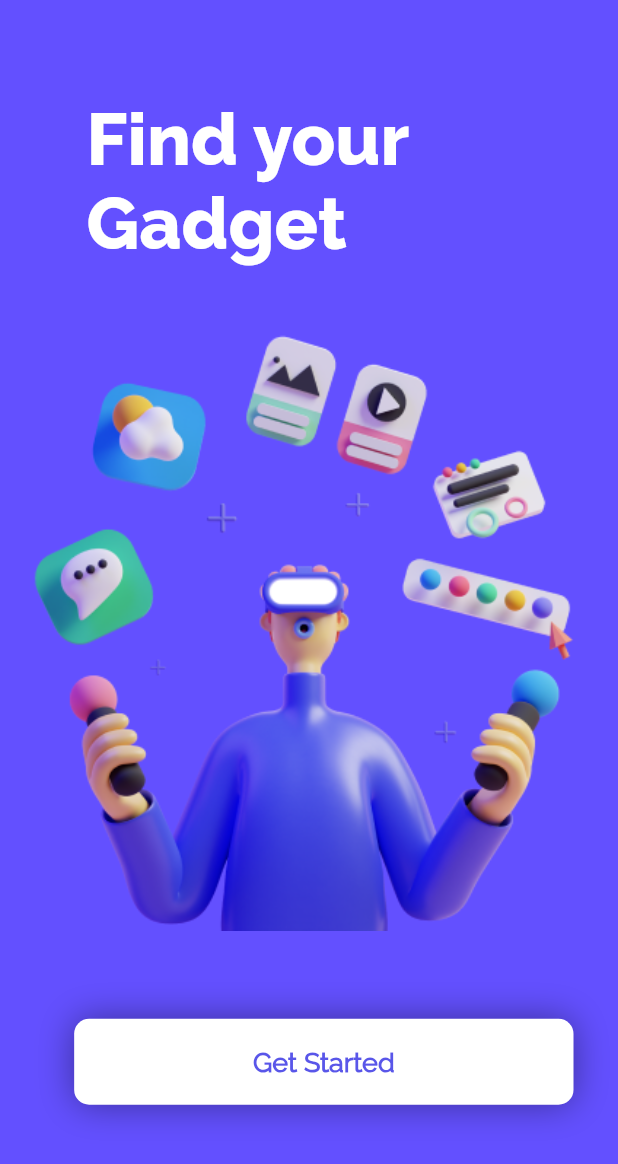
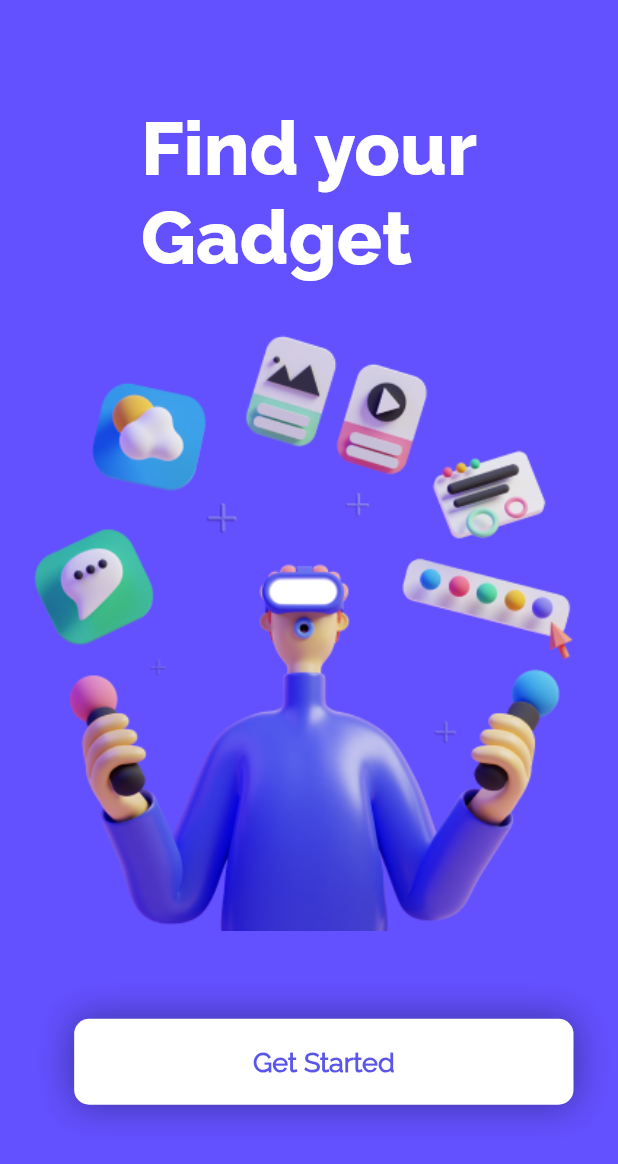
Before and after one commit to ahmedmemon99/taskfigma, a Flutter app: the screen it shows after launch, on a phone screen of 412 x 824 dp. Shown: the top 1164 px of the screen. Run offline on Flutter 3.47's test engine with Material 2 defaults, Android fonts, the phone set to English and light mode, and no system bars; our stand-ins replace auto_size_text, flutter_bloc, flutter_svg, flutter_zoom_drawer.

Commit message:
change bool

```diff
--- a/lib/Bloc/bloc_events.dart
+++ b/lib/Bloc/bloc_events.dart
@@ -1,3 +1,6 @@
+import 'package:flutter_zoom_drawer/flutter_zoom_drawer.dart';
+
+
 abstract class ProductEvents{
 
 }
--- a/lib/Screens/Auth screen/componets/auth_form.dart
+++ b/lib/Screens/Auth screen/componets/auth_form.dart
@@ -7,7 +7,6 @@ import 'package:taskappfigma/AppData/app_images.dart';
 import 'package:taskappfigma/Bloc/bloc_events.dart';
 import 'package:taskappfigma/Screens/Home%20Screen/home_screen.dart';
 import 'package:taskappfigma/common%20widget/custom_button.dart';
-
 import '../../../Bloc/bloc.dart';
 
 class AuthForm extends StatelessWidget {
@@ -16,7 +15,6 @@ class AuthForm extends StatelessWidget {
   @override
   Widget build(BuildContext context) {
     return Container(
-      height: double.infinity,
       padding: EdgeInsets.only(
               left: MediaQuery.of(context).size.width * 0.12,
               right: MediaQuery.of(context).size.width * 0.12,
@@ -30,14 +28,12 @@ class AuthForm extends StatelessWidget {
         width: double.infinity,
         child: Column(
           crossAxisAlignment: CrossAxisAlignment.start,
-          //mainAxisAlignment: MainAxisAlignment.spaceAround,
           children:  [
              const Text('Login',
               style: TextStyle(
                         fontFamily: AppFonts.raleWayBold,
                         fontSize: 18),),
             const SizedBox(height: 20,),
-
             TextFormField(
               decoration:  InputDecoration(
                 label: Row(
--- a/lib/Screens/Auth screen/componets/auth_header.dart
+++ b/lib/Screens/Auth screen/componets/auth_header.dart
@@ -5,11 +5,8 @@ import 'package:taskappfigma/AppData/app_fonts.dart';
 class AuthHeader extends StatelessWidget {
   const AuthHeader({Key? key,}) : super(key: key);
 
-
-
   @override
   Widget build(BuildContext context) {
-
     final deviceSize = MediaQuery.of(context).size;
     return Stack(
       alignment: Alignment.topRight,
--- a/lib/Screens/Home Screen/componets/header.dart
+++ b/lib/Screens/Home Screen/componets/header.dart
@@ -6,7 +6,6 @@ import 'package:taskappfigma/AppData/app_images.dart';
 
 class HomeHeader extends StatelessWidget {
   const HomeHeader({Key? key,required this.onPressed}) : super(key: key);
-
 
   final VoidCallback onPressed;
 
--- a/lib/Screens/Splash Screen/splash_screen.dart
+++ b/lib/Screens/Splash Screen/splash_screen.dart
@@ -25,28 +25,16 @@ class SplashScreen extends StatelessWidget {
                height: deviceHeight * 0.1540,
                margin:  EdgeInsets.only(top: deviceHeight * 0.0792,left: deviceWidth * 0.14,right: deviceWidth * 0.14,bottom: deviceHeight * 0.0325),
                width: double.infinity,
-               child: Column(
-                 crossAxisAlignment: CrossAxisAlignment.start,
-                 children: [
-                   Text(
-                        'Find your',
-                              textScaleFactor: textScale,
-                              style: const TextStyle(
-                              fontSize: 48 ,
-                              color: AppColors.splashTextColor,
-                              fontFamily: AppFonts.raleWayExtraBold
-                        )),
-                   Text(
-                       'Gadget',
-                       textScaleFactor: textScale,
-                       style: const TextStyle(
-                           fontSize: 48 ,
-                           color: AppColors.splashTextColor,
-                           fontFamily: AppFonts.raleWayExtraBold
-                       )),
-                 ],
+               child: Center(
+                 child: Text(
+                      'Find your\nGadget',
+                            textScaleFactor: textScale,
+                            style: const TextStyle(
+                            fontSize: 50 ,
+                            color: AppColors.splashTextColor,
+                            fontFamily: AppFonts.raleWayExtraBold
+                      )),
                ),
-
               ),
             SizedBox(
                 height: deviceHeight * 0.4872,
@@ -80,44 +68,3 @@ class SplashScreen extends StatelessWidget {
     );
   }
 }
-// Padding(
-// padding: EdgeInsets.only(top: MediaQuery.of(context).size.height * 0.0792,left:MediaQuery.of(context).size.height * 0.09),
-// child:
-// const Text(
-// 'Find your Gadget',
-// style: TextStyle(
-// color: AppColors.splashTextColor,
-// fontSize: 60,
-// fontFamily: AppFonts.raleWayExtraBold
-// )),
-// ),
-// const SizedBox(height: 15,),
-// Image.asset(AppImages.splashImg,height: MediaQuery.of(context).size.height * 0.48,),
-// SizedBox(height: MediaQuery.of(context).size.height * 0.0614),
-// InkWell(
-// onTap: (){
-//
-// Navigator.of(context).pushReplacementNamed('/authScreen');
-//
-// },
-// child: Container(
-// alignment: Alignment.center,
-// width: MediaQuery.of(context).size.width * 0.75 ,
-// height: MediaQuery.of(context).size.height * 0.075,
-// decoration:  BoxDecoration(
-// boxShadow: [
-// BoxShadow(color: Colors.black.withOpacity(0.4),blurRadius: 20)
-// ],
-// color: AppColors.splashTextColor,
-// borderRadius: const BorderRadius.all(Radius.circular(10))
-// ),
-// child: const Text('Get Started',
-// style: TextStyle(
-// fontFamily: AppFonts.raleWayRegular,
-// fontWeight: FontWeight.bold,
-// fontSize: 18,
-// color: AppColors.splashScreenButtonColor
-// ),
-// ),
-// ),
-// )
--- a/lib/Screens/menu screen/menu_item.dart
+++ b/lib/Screens/menu screen/menu_item.dart
@@ -11,7 +11,6 @@ class MenuItem extends StatelessWidget {
 
   @override
   Widget build(BuildContext context) {
-
     final deviceHeight =MediaQuery.of(context).size.height - MediaQuery.of(context).viewPadding.top - MediaQuery.of(context).viewPadding.bottom;
     final deviceWidth =MediaQuery.of(context).size.width;
     return LayoutBuilder(
@@ -31,7 +30,7 @@ class MenuItem extends StatelessWidget {
                 ],
               ),
               Container(
-                margin:  EdgeInsets.only(top: 23,left: 20),
+                margin:  const EdgeInsets.only(top: 23,left: 20),
                 color: AppColors.menuItemDividerColor,
                 height: 1,
                 width: 132,
--- a/lib/Screens/menu screen/menu_screen.dart
+++ b/lib/Screens/menu screen/menu_screen.dart
@@ -12,15 +12,12 @@ class MenuScreen extends StatelessWidget {
     final deviceWidth =MediaQuery.of(context).size.width;
     return Scaffold(
       backgroundColor: AppColors.sidedDrawerBgColor,
-      body:
-      Padding(
+      body: Padding(
         padding: EdgeInsets.only(top: deviceHeight * 0.1768,left: deviceWidth * 0.111),
         child:
         Column(
           children: [
             ...List.generate(5, (index) => const menuitem.MenuItem()),
-
-
           ],
         ),
       )
--- a/lib/main.dart
+++ b/lib/main.dart
@@ -10,8 +10,7 @@ void main()async{
 
   WidgetsFlutterBinding.ensureInitialized();
   await SystemChrome.setPreferredOrientations([DeviceOrientation.portraitDown]);
- // runApp(DevicePreview(builder: (c)=> TaskFigmaApp(),enabled: true,));
- runApp(const  TaskFigmaApp());
+  runApp(const  TaskFigmaApp());
 }
 
 class TaskFigmaApp extends StatelessWidget {
--- a/pubspec.yaml
+++ b/pubspec.yaml
@@ -41,8 +41,8 @@ dependencies:
   auto_size_text: ^3.0.0
   flutter_svg: ^1.1.6
   flutter_staggered_grid_view: ^0.6.2
-  awesome_drawer_bar: ^1.0.0
   http: ^0.13.5
+  flutter_zoom_drawer: ^3.0.3
 
 dev_dependencies:
   flutter_test:
```
Also changed, not shown: lib/Screens/Auth screen/auth_screen.dart (+6 -24 lines), lib/Screens/Home Screen/componets/product_listview.dart (+2 -7 lines), lib/Screens/Home Screen/home_screen.dart (+19 -23 lines), lib/Screens/Home Screen/sample.dart (deleted, +0 -57 lines), pubspec.lock.
